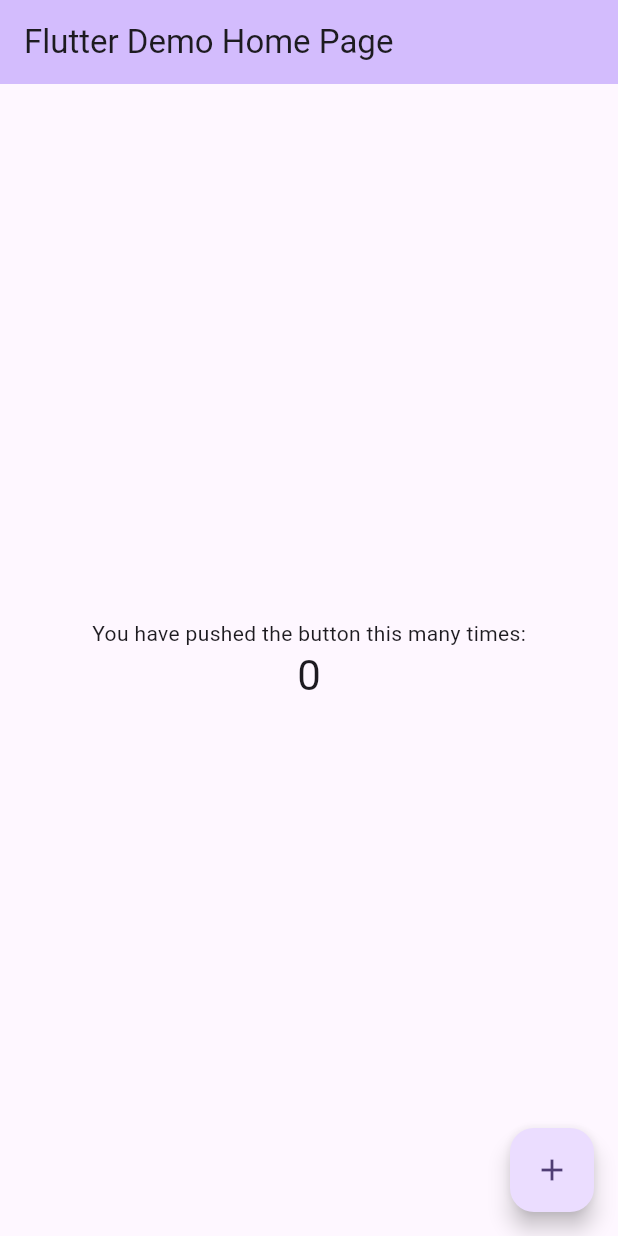
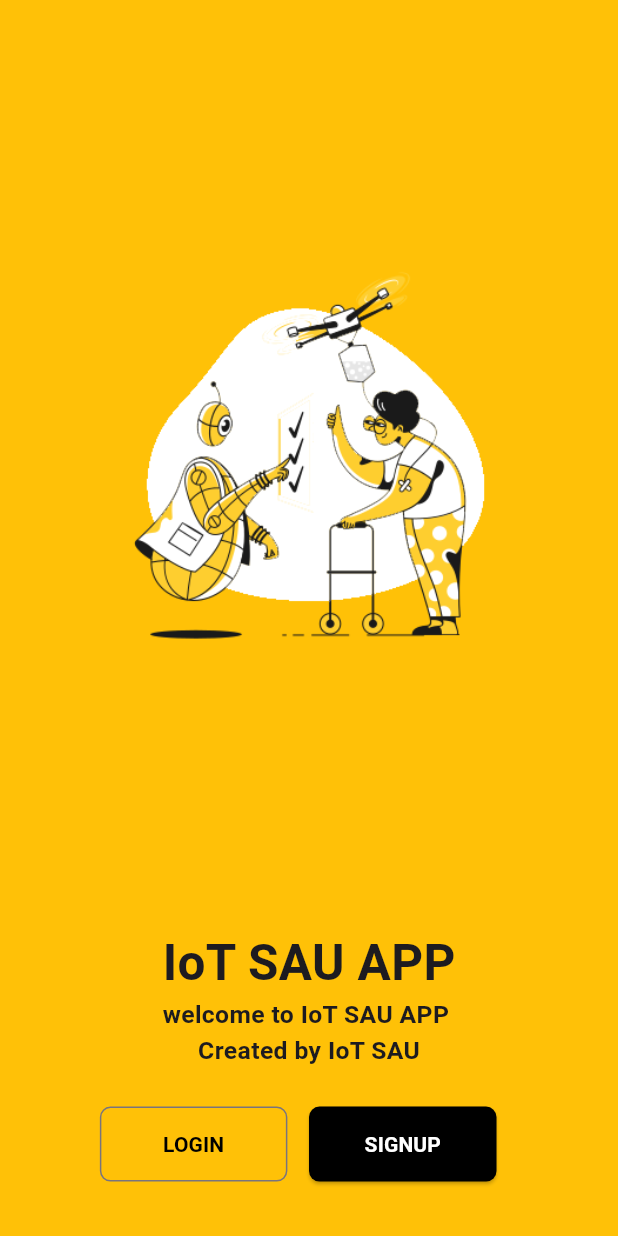
Before and after one commit to Dumbhag/iot_sau_first_project, a Flutter app: the screen it shows after launch, on a phone screen of 412 x 824 dp. Run offline on Flutter 3.47's test engine with Material 3 defaults, Android fonts, the phone set to English and light mode, and no system bars.

Commit message:
v.2 create filescreen 3 files edit main success welcomescreen success

```diff
--- /dev/null
+++ b/lib/Views/signin_ui.dart
@@ -0,0 +1,15 @@
+import 'package:flutter/material.dart';
+
+class SigninUi extends StatefulWidget {
+  const SigninUi({super.key});
+
+  @override
+  State<SigninUi> createState() => _SigninUiState();
+}
+
+class _SigninUiState extends State<SigninUi> {
+  @override
+  Widget build(BuildContext context) {
+    return Scaffold();
+  }
+}
--- /dev/null
+++ b/lib/Views/signup_ui.dart
@@ -0,0 +1,15 @@
+import 'package:flutter/material.dart';
+
+class SignupUi extends StatefulWidget {
+  const SignupUi({super.key});
+
+  @override
+  State<SignupUi> createState() => _SignupUiState();
+}
+
+class _SignupUiState extends State<SignupUi> {
+  @override
+  Widget build(BuildContext context) {
+    return Scaffold();
+  }
+}
--- /dev/null
+++ b/lib/Views/welcome_ui.dart
@@ -0,0 +1,114 @@
+// ignore_for_file: sort_child_properties_last
+
+import 'package:flutter/material.dart';
+
+class WelcomeUi extends StatefulWidget {
+  const WelcomeUi({super.key});
+
+  @override
+  State<WelcomeUi> createState() => _WelcomeUiState();
+}
+
+class _WelcomeUiState extends State<WelcomeUi> {
+  @override
+  Widget build(BuildContext context) {
+    return Scaffold(
+      backgroundColor: Colors.amber,
+      body: Center(
+        child: Column(
+          children: [
+            SizedBox(
+              height: MediaQuery.of(context).size.height * 0.2,
+            ),
+            Image.asset(
+              'assets/images/logo.png',
+              //width: 250,
+              width: MediaQuery.of(context).size.width * 0.7,
+            ),
+            SizedBox(
+              height: MediaQuery.of(context).size.height * 0.2,
+            ),
+            Text(
+              'IoT SAU APP',
+              style: TextStyle(
+                fontSize:  MediaQuery.of(context).size.height * 0.04,
+                fontWeight: FontWeight.bold,
+              ),
+              ),
+              Text(
+              'welcome to IoT SAU APP ',
+              style: TextStyle(
+                fontSize:  MediaQuery.of(context).size.height * 0.02,
+                fontWeight: FontWeight.bold,
+              ),
+              ),
+            Text(
+              'Created by IoT SAU',
+              style: TextStyle(
+                fontSize:  MediaQuery.of(context).size.height * 0.02,
+                fontWeight: FontWeight.bold,
+              ),
+           ),
+            SizedBox(
+              height: MediaQuery.of(context).size.height * 0.03,
+            ),
+           Row(
+            mainAxisAlignment: MainAxisAlignment.center,
+            children: [
+              OutlinedButton(
+                onPressed: (){},
+                child: Text(
+                  'LOGIN',
+                  style: TextStyle(
+                    fontWeight: FontWeight.bold,
+                    color: Colors.black,
+                  ),
+                ),
+                style: OutlinedButton.styleFrom(
+                  fixedSize: Size(
+                    125.0,
+                    50.0,
+                    ),
+                  shape: RoundedRectangleBorder(
+                    borderRadius: BorderRadius.circular(
+                      7.0
+                      ),
+                  )
+                ),
+              ),
+              SizedBox(
+              width: MediaQuery.of(context).size.width * 0.035,
+            ),
+              ElevatedButton(
+                onPressed: (){},
+                child: Text(
+                  'SIGNUP',
+                  style: TextStyle(
+                    fontWeight: FontWeight.bold,
+                    color: Colors.white,
+                  ),
+                ),
+                style: ElevatedButton.styleFrom(
+                  fixedSize: Size(
+                    125.0,
+                    50.0,
+                  ),
+                  backgroundColor: Colors.black,
+                  shape: RoundedRectangleBorder(
+                    borderRadius: BorderRadius.circular(
+                      7.0
+                      ),
+                  )
+                ),
+              ),
+              SizedBox(
+              width: MediaQuery.of(context).size.width * 0.035,
+            ),
+            ],
+           ),
+          ],
+        )
+      ),
+    );
+  }
+}
--- a/lib/main.dart
+++ b/lib/main.dart
@@ -1,125 +1,26 @@
 import 'package:flutter/material.dart';
+import 'package:iot_sau_first_project/Views/welcome_ui.dart';
 
 void main() {
-  runApp(const MyApp());
+  runApp(
+    //เรียกใช้งาน คลาส ที่เรียกใช้าน widgetหลักของแอป: materialApp()
+    IoTSAUFirst(),
+  );
+}
+//=======================================================
+class IoTSAUFirst extends StatefulWidget {
+  const IoTSAUFirst({super.key});
+
+  @override
+  State<IoTSAUFirst> createState() => _IoTSAUFirstState();
 }
 
-class MyApp extends StatelessWidget {
-  const MyApp({super.key});
-
-  // This widget is the root of your application.
+class _IoTSAUFirstState extends State<IoTSAUFirst> {
   @override
   Widget build(BuildContext context) {
     return MaterialApp(
-      title: 'Flutter Demo',
-      theme: ThemeData(
-        // This is the theme of your application.
-        //
-        // TRY THIS: Try running your application with "flutter run". You'll see
-        // the application has a purple toolbar. Then, without quitting the app,
-        // try changing the seedColor in the colorScheme below to Colors.green
-        // and then invoke "hot reload" (save your changes or press the "hot
-        // reload" button in a Flutter-supported IDE, or press "r" if you used
-        // the command line to start the app).
-        //
-        // Notice that the counter didn't reset back to zero; the application
-        // state is not lost during the reload. To reset the state, use hot
-        // restart instead.
-        //
-        // This works for code too, not just values: Most code changes can be
-        // tested with just a hot reload.
-        colorScheme: ColorScheme.fromSeed(seedColor: Colors.deepPurple),
-        useMaterial3: true,
-      ),
-      home: const MyHomePage(title: 'Flutter Demo Home Page'),
+      debugShowCheckedModeBanner: false,
+      home: WelcomeUi(),//เรียกใช้งานหน้าจอแรกของแอป
     );
   }
 }
-
-class MyHomePage extends StatefulWidget {
-  const MyHomePage({super.key, required this.title});
-
-  // This widget is the home page of your application. It is stateful, meaning
-  // that it has a State object (defined below) that contains fields that affect
-  // how it looks.
-
-  // This class is the configuration for the state. It holds the values (in this
-  // case the title) provided by the parent (in this case the App widget) and
-  // used by the build method of the State. Fields in a Widget subclass are
-  // always marked "final".
-
-  final String title;
-
-  @override
-  State<MyHomePage> createState() => _MyHomePageState();
-}
-
-class _MyHomePageState extends State<MyHomePage> {
-  int _counter = 0;
-
-  void _incrementCounter() {
-    setState(() {
-      // This call to setState tells the Flutter framework that something has
-      // changed in this State, which causes it to rerun the build method below
-      // so that the display can reflect the updated values. If we changed
-      // _counter without calling setState(), then the build method would not be
-      // called again, and so nothing would appear to happen.
-      _counter++;
-    });
-  }
-
-  @override
-  Widget build(BuildContext context) {
-    // This method is rerun every time setState is called, for instance as done
-    // by the _incrementCounter method above.
-    //
-    // The Flutter framework has been optimized to make rerunning build methods
-    // fast, so that you can just rebuild anything that needs updating rather
-    // than having to individually change instances of widgets.
-    return Scaffold(
-      appBar: AppBar(
-        // TRY THIS: Try changing the color here to a specific color (to
-        // Colors.amber, perhaps?) and trigger a hot reload to see the AppBar
-        // change color while the other colors stay the same.
-        backgroundColor: Theme.of(context).colorScheme.inversePrimary,
-        // Here we take the value from the MyHomePage object that was created by
-        // the App.build method, and use it to set our appbar title.
-        title: Text(widget.title),
-      ),
-      body: Center(
-        // Center is a layout widget. It takes a single child and positions it
-        // in the middle of the parent.
-        child: Column(
-          // Column is also a layout widget. It takes a list of children and
-          // arranges them vertically. By default, it sizes itself to fit its
-          // children horizontally, and tries to be as tall as its parent.
-          //
-          // Column has various properties to control how it sizes itself and
-          // how it positions its children. Here we use mainAxisAlignment to
-          // center the children vertically; the main axis here is the vertical
-          // axis because Columns are vertical (the cross axis would be
-          // horizontal).
-          //
-          // TRY THIS: Invoke "debug painting" (choose the "Toggle Debug Paint"
-          // action in the IDE, or press "p" in the console), to see the
-          // wireframe for each widget.
-          mainAxisAlignment: MainAxisAlignment.center,
-          children: <Widget>[
-            const Text(
-              'You have pushed the button this many times:',
-            ),
-            Text(
-              '$_counter',
-              style: Theme.of(context).textTheme.headlineMedium,
-            ),
-          ],
-        ),
-      ),
-      floatingActionButton: FloatingActionButton(
-        onPressed: _incrementCounter,
-        tooltip: 'Increment',
-        child: const Icon(Icons.add),
-      ), // This trailing comma makes auto-formatting nicer for build methods.
-    );
-  }
-}
--- a/pubspec.yaml
+++ b/pubspec.yaml
@@ -58,7 +58,8 @@ flutter:
   uses-material-design: true
 
   # To add assets to your application, add an assets section, like this:
-  # assets:
+  assets:
+    - assets/images/
   #   - images/a_dot_burr.jpeg
   #   - images/a_dot_ham.jpeg
 
```
